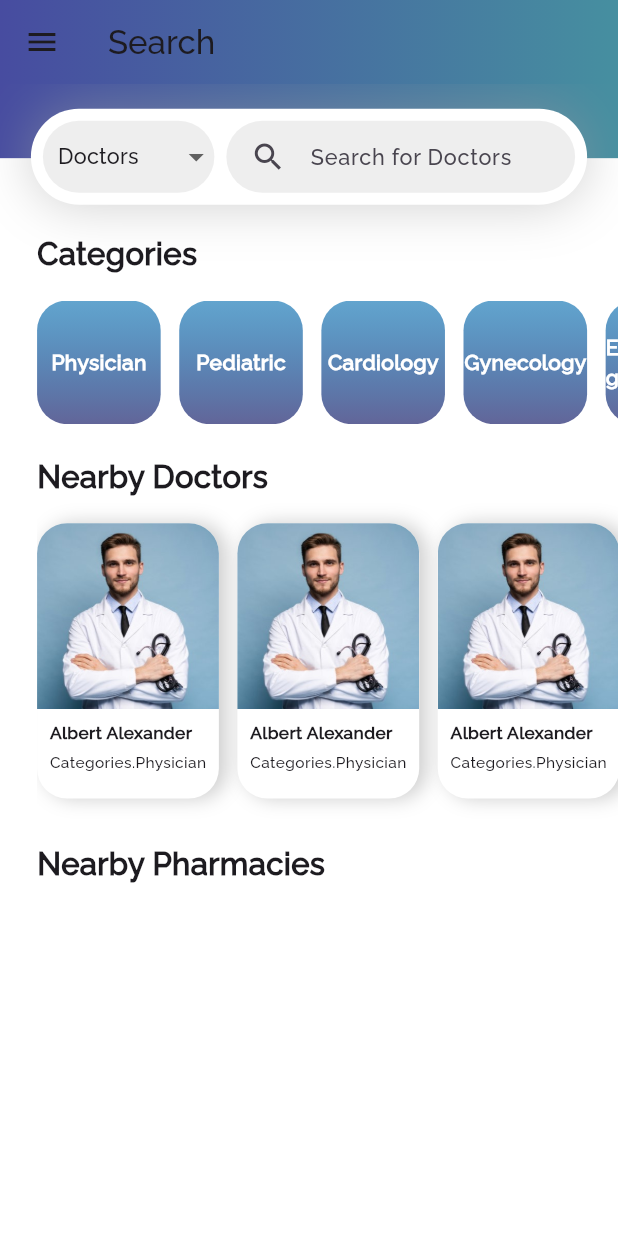
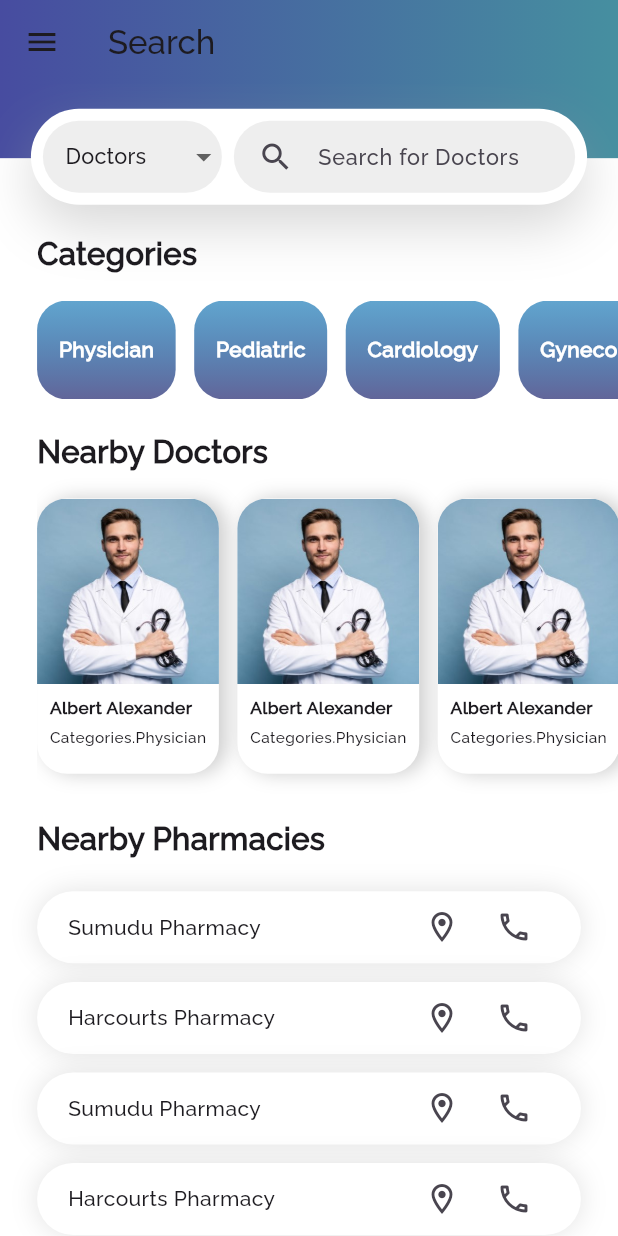
Before and after one commit to Supun-SD/MedInvent, a Flutter app: the Search screen opened directly, on a phone screen of 412 x 824 dp. Run offline on Flutter 3.47's test engine with Material 3 defaults, Android fonts, the phone set to English and light mode, and no system bars; our stand-ins replace google_nav_bar, numberpicker, step_progress_indicator.

Commit message:
search screen modified

```diff
--- /dev/null
+++ b/lib/features/Search/pharmacies.dart
@@ -0,0 +1,8 @@
+import 'package:MedInvent/features/Search/pharmacy.dart';
+
+List<Pharmacy> pharmacies = [
+  Pharmacy("Sumudu Pharmacy", "0771234567"),
+  Pharmacy("Harcourts Pharmacy", "07712378945"),
+  Pharmacy("Sumudu Pharmacy", "077123456789"),
+  Pharmacy("Harcourts Pharmacy", "07712378945"),
+];
--- /dev/null
+++ b/lib/features/Search/pharmacy.dart
@@ -0,0 +1,5 @@
+class Pharmacy{
+  Pharmacy(this.name,this.contactNo);
+  String name;
+  String contactNo;
+}
--- a/lib/features/Search/search.dart
+++ b/lib/features/Search/search.dart
@@ -1,5 +1,6 @@
 import 'package:MedInvent/components/sideNavBar.dart';
 import 'package:MedInvent/features/Search/doctors.dart';
+import 'package:MedInvent/features/Search/pharmacies.dart';
 import 'package:flutter/material.dart';
 
 import 'package:MedInvent/features/Search/categories.dart';
@@ -70,9 +71,9 @@
                       borderRadius: BorderRadius.circular(50),
                       boxShadow: [
                         BoxShadow(
-                          color: Colors.grey.withOpacity(0.5),
+                            color: Colors.grey.withOpacity(0.4),
                             blurRadius: 30,
-                        ),
+                            offset: const Offset(0, 15)),
                       ],
                     ),
                     child: Padding(
@@ -95,7 +96,7 @@
                                   return DropdownMenuItem<String>(
                                     value: value,
                                     child: Padding(
-                                      padding: const EdgeInsets.only(left: 10),
+                                      padding: const EdgeInsets.only(left: 15),
                                       child: Text(
                                         value,
                                         style: TextStyle(
@@ -149,7 +150,7 @@
                   top: screenHeight * 0.12,
                   left: 0,
                   right: 0,
-                  child: Padding(
+                  child: Container(
                     padding: EdgeInsets.only(left: screenWidth * 0.06),
                     child: Column(
                       crossAxisAlignment: CrossAxisAlignment.start,
@@ -187,8 +188,11 @@
                           child: Row(
                             children: nearbyDoctors.map((doctor) {
                               return Padding(
-                                padding: EdgeInsets.symmetric(vertical: screenHeight * 0.02),
-                                child: NearbyDoctor(doctorName: doctor.name, speciality: doctor.speciality),
+                                padding: EdgeInsets.symmetric(
+                                    vertical: screenHeight * 0.02),
+                                child: NearbyDoctor(
+                                    doctorName: doctor.name,
+                                    speciality: doctor.speciality),
                               );
                             }).toList(),
                           ),
@@ -202,6 +206,15 @@
                               fontSize: screenWidth * 0.05,
                               fontWeight: FontWeight.bold),
                         ),
+                        SizedBox(
+                          height: screenHeight * 0.025,
+                        ),
+                        Column(
+                          children: pharmacies
+                              .map((p) => NearbyPharmacy(
+                                  name: p.name, mobileNo: p.contactNo))
+                              .toList(),
+                        )
                       ],
                     ),
                   ),
@@ -229,20 +242,22 @@
       onTap: () {},
       child: Container(
         margin: EdgeInsets.only(right: screenWidth * 0.03),
-        height: screenHeight * 0.1,
-        width: screenHeight * 0.1,
+        height: screenHeight * 0.08,
         decoration: BoxDecoration(
           gradient: LinearGradient(colors: [
             const Color(0xFF1578B6).withOpacity(0.67),
             const Color(0xFF626599),
           ], begin: Alignment.topCenter, end: Alignment.bottomCenter),
-          borderRadius: BorderRadius.circular(20.0), // Add border radius here
+          borderRadius: BorderRadius.circular(20.0),
         ),
         child: Center(
+          child: Padding(
+            padding: EdgeInsets.symmetric(horizontal: screenWidth * 0.035),
             child: Text(
               category,
               style: const TextStyle(
                   color: Colors.white, fontWeight: FontWeight.bold),
+            ),
           ),
         ),
       ),
@@ -251,7 +266,8 @@
 }
 
 class NearbyDoctor extends StatelessWidget {
-  const NearbyDoctor({required this.doctorName, required this.speciality,super.key});
+  const NearbyDoctor(
+      {required this.doctorName, required this.speciality, super.key});
 
   final String doctorName;
   final String speciality;
@@ -262,7 +278,7 @@
     final double screenHeight = MediaQuery.of(context).size.height;
 
     return InkWell(
-      onTap: (){},
+      onTap: () {},
       child: Container(
         margin: EdgeInsets.only(right: screenWidth * 0.03),
         decoration: BoxDecoration(
@@ -272,25 +288,41 @@
             BoxShadow(
                 color: Colors.grey.withOpacity(0.5),
                 blurRadius: 10,
-              offset: const Offset(5,0)
-            ),
+                offset: const Offset(5, 0)),
           ],
         ),
         child: ClipRRect(
           borderRadius: BorderRadius.circular(20),
           child: Column(
             children: [
-              Image.asset('assets/images/doctor.jpg', height: screenHeight * 0.15,),
-              SizedBox(height: screenHeight * 0.01,),
+              Image.asset(
+                'assets/images/doctor.jpg',
+                height: screenHeight * 0.15,
+              ),
+              SizedBox(
+                height: screenHeight * 0.01,
+              ),
               Column(
                 crossAxisAlignment: CrossAxisAlignment.start,
                 children: [
-                  Text(doctorName, style: TextStyle(fontWeight: FontWeight.bold,fontSize: screenWidth * 0.028),),
-                  SizedBox(height: screenHeight * 0.005,),
-                  Text(speciality, style: TextStyle(fontSize: screenWidth * 0.025),)
+                  Text(
+                    doctorName,
+                    style: TextStyle(
+                        fontWeight: FontWeight.bold,
+                        fontSize: screenWidth * 0.028),
+                  ),
+                  SizedBox(
+                    height: screenHeight * 0.005,
+                  ),
+                  Text(
+                    speciality,
+                    style: TextStyle(fontSize: screenWidth * 0.025),
+                  )
                 ],
               ),
-              SizedBox(height: screenHeight * 0.02,)
+              SizedBox(
+                height: screenHeight * 0.02,
+              )
             ],
           ),
         ),
@@ -298,3 +330,50 @@
     );
   }
 }
+
+class NearbyPharmacy extends StatelessWidget {
+  const NearbyPharmacy({required this.name, required this.mobileNo, super.key});
+
+  final String name;
+  final String mobileNo;
+
+  void openDialer(String number) {}
+
+  @override
+  Widget build(BuildContext context) {
+    final double screenWidth = MediaQuery.of(context).size.width;
+    final double screenHeight = MediaQuery.of(context).size.height;
+
+    return Container(
+      margin: EdgeInsets.only(right: screenWidth * 0.06, bottom: screenHeight * 0.015),
+      padding: EdgeInsets.symmetric(horizontal: screenWidth * 0.05),
+      decoration: BoxDecoration(
+        color: Colors.white,
+        borderRadius: BorderRadius.circular(50),
+        boxShadow: [
+          BoxShadow(
+            color: Colors.grey.withOpacity(0.3),
+            blurRadius: 15,
+          ),
+        ],
+      ),
+      child: Row(
+        children: [
+          Text(name),
+          const Spacer(),
+          Row(
+            children: [
+              IconButton(
+                  onPressed: () {}, icon: Icon(Icons.location_on_outlined)),
+              IconButton(
+                  onPressed: () {
+                    openDialer(mobileNo);
+                  },
+                  icon: Icon(Icons.call_outlined)),
+            ],
+          )
+        ],
+      ),
+    );
+  }
+}
--- a/pubspec.yaml
+++ b/pubspec.yaml
@@ -41,6 +41,7 @@
   cupertino_icons: ^1.0.2
   numberpicker: ^2.1.2
   http: ^1.1.0
+  url_launcher: ^6.2.3
 
 dev_dependencies:
   flutter_test:
```
Also changed, not shown: pubspec.lock. Lines whose indentation alone changed are shown as unchanged.
